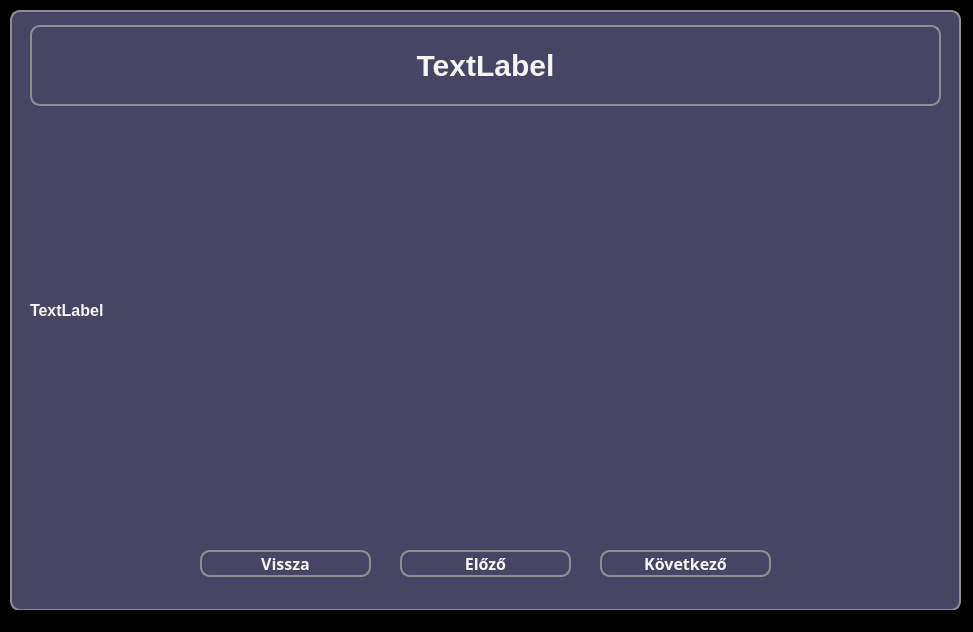
pkristof1999/Szakdolgozat, file src/main/resources/ui/green/greenLearnWindow.ui: the form before one commit.
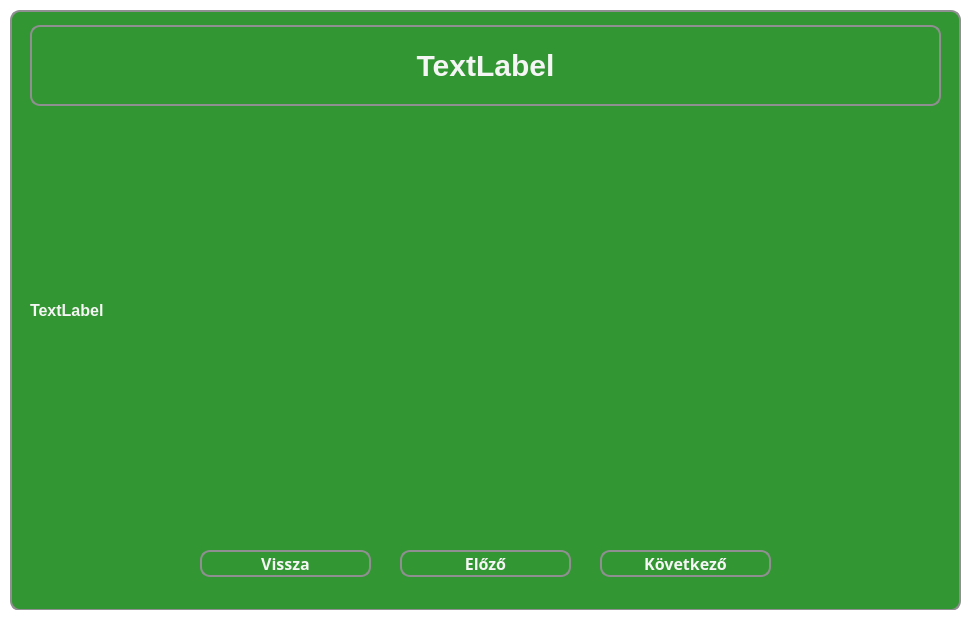
The form after the commit.

Diff of the .ui file:
```diff
--- a/src/main/resources/ui/green/greenLearnWindow.ui
+++ b/src/main/resources/ui/green/greenLearnWindow.ui
@@ -15,7 +15,7 @@
   </property>
   <property name="styleSheet">
    <string notr="true">* {
-	background-color: black;
+	background-color: white;
 }</string>
   </property>
   <widget class="QWidget" name="centralwidget">
@@ -30,7 +30,7 @@
     </property>
     <property name="styleSheet">
      <string notr="true">* {
-	background-color: rgb(70, 70, 100);
+	background-color: rgb(50, 150, 50);
     border: 2px solid #8f8f91;
     border-radius: 10px;
     color: white;
@@ -56,7 +56,7 @@
      </property>
      <property name="styleSheet">
       <string notr="true">* {
-	background-color: rgb(70, 70, 100);
+	background-color:  rgb(50, 150, 50);
 	color: whitesmoke;
 }
 
@@ -87,7 +87,7 @@
      </property>
      <property name="styleSheet">
       <string notr="true">* {
-	background-color: rgb(70, 70, 100);
+	background-color:  rgb(50, 150, 50);
 	color: whitesmoke;
 }
 
@@ -159,7 +159,7 @@
      </property>
      <property name="styleSheet">
       <string notr="true">* {
-	background-color: rgb(70, 70, 100);
+	background-color:  rgb(50, 150, 50);
 	color: whitesmoke;
 }
 
```
Left out of the diff: 6 changed lines with no effect on the pictures.
